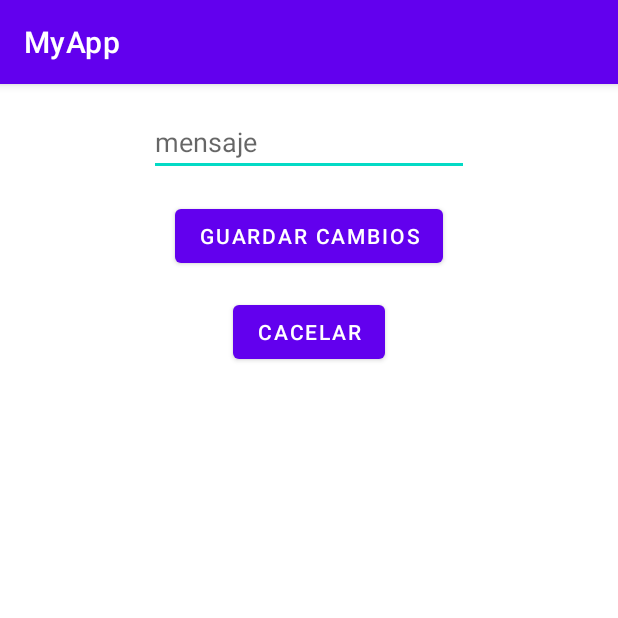
After one commit to CarlosEsp710/MyApp, an Android app: the MainActivity3 screen opened directly, with no data from a screen before it, on a phone screen of 412 x 824 dp, the top half of it. The commit adds this screen. Run offline under Robolectric (Android 15) with nearby library versions, the phone set to English and light mode, and no system bars; our stand-ins replace Volley; network calls fail.

Commit message:
Ajuste en la lista de mensajes y opción de editar

```diff
--- /dev/null
+++ b/app/src/main/java/com/example/myapp/MainActivity3.java
@@ -0,0 +1,129 @@
+package com.example.myapp;
+
+import androidx.appcompat.app.AppCompatActivity;
+
+import android.content.Intent;
+import android.content.SharedPreferences;
+import android.net.Uri;
+import android.os.Bundle;
+import android.view.View;
+import android.widget.Button;
+import android.widget.EditText;
+import android.widget.Toast;
+
+import com.android.volley.AuthFailureError;
+import com.android.volley.Request;
+import com.android.volley.RequestQueue;
+import com.android.volley.Response;
+import com.android.volley.VolleyError;
+import com.android.volley.toolbox.JsonObjectRequest;
+import com.android.volley.toolbox.Volley;
+
+import org.json.JSONObject;
+
+import java.util.HashMap;
+import java.util.Map;
+
+public class MainActivity3 extends AppCompatActivity {
+    EditText etMsgEdit;
+    Button bMod, bCancel;
+    SharedPreferences sesion;
+
+    @Override
+    protected void onCreate(Bundle savedInstanceState) {
+        super.onCreate(savedInstanceState);
+        setContentView(R.layout.activity_main3);
+        etMsgEdit = findViewById(R.id.etMsgEdit);
+        bMod = findViewById(R.id.bMod);
+        bCancel = findViewById(R.id.bCancel);
+
+        sesion = getSharedPreferences("sesion", 0);
+
+        consultar();
+
+        bMod.setOnClickListener(new View.OnClickListener() {
+            @Override
+            public void onClick(View view) {
+                guardar();
+            }
+        });
+        bCancel.setOnClickListener(new View.OnClickListener() {
+            @Override
+            public void onClick(View view) {
+                startActivity(new Intent(MainActivity3.this,MainActivity2.class));
+            }
+        });
+    }
+
+    private void consultar() {
+        String id = sesion.getString("idedit","error");
+        String url = Uri.parse(config.url + "/msgs.php")
+                .buildUpon()
+                .appendQueryParameter("id", id)
+                .build().toString();
+        JsonObjectRequest peticion = new JsonObjectRequest(Request.Method.GET, url, null,
+                new Response.Listener<JSONObject>() {
+                    @Override
+                    public void onResponse(JSONObject response) {
+                        //response trae todos los campos de la tabla (idmsg,user,msg,fecha)
+                        try {
+                            etMsgEdit.setText(response.getString("msg"));
+                        }catch (Exception e){}
+                    }
+                },
+                new Response.ErrorListener() {
+                    @Override
+                    public void onErrorResponse(VolleyError error) {
+                        Toast.makeText(MainActivity3.this, "Error en la red", Toast.LENGTH_SHORT).show();
+                    }
+                }){
+            @Override
+            public Map<String,String> getHeaders() throws AuthFailureError {
+                Map<String,String> headers = new HashMap<>();
+                headers.put("Authorization", sesion.getString("token","Error"));
+                return headers;
+            }
+        };
+        RequestQueue cola = Volley.newRequestQueue(this);
+        cola.add(peticion);
+    }
+
+    private void guardar() {
+        String id = sesion.getString("idedit","error");
+        String url = Uri.parse(config.url + "/msgs.php")
+                .buildUpon()
+                .appendQueryParameter("id", id)
+                .appendQueryParameter("msg", etMsgEdit.getText().toString())
+                .build().toString();
+        JsonObjectRequest peticion = new JsonObjectRequest(Request.Method.PUT, url, null,
+                new Response.Listener<JSONObject>() {
+                    @Override
+                    public void onResponse(JSONObject response) {
+                        //response trae modificado:si o modificado:no como un objeto JSON
+                        try {
+                            if(response.getString("modificado").compareTo("si")==0){
+                                Toast.makeText(MainActivity3.this, "Mensaje moodificado", Toast.LENGTH_SHORT).show();
+                                startActivity(new Intent(MainActivity3.this, MainActivity2.class));
+                            }else{
+                                Toast.makeText(MainActivity3.this, "Error no se pudo guardar", Toast.LENGTH_SHORT).show();
+                            }
+                        }catch (Exception e){}
+                    }
+                },
+                new Response.ErrorListener() {
+                    @Override
+                    public void onErrorResponse(VolleyError error) {
+                        Toast.makeText(MainActivity3.this, "Error en la red", Toast.LENGTH_SHORT).show();
+                    }
+                }){
+            @Override
+            public Map<String,String> getHeaders() throws AuthFailureError {
+                Map<String,String> headers = new HashMap<>();
+                headers.put("Authorization", sesion.getString("token","Error"));
+                return headers;
+            }
+        };
+        RequestQueue cola = Volley.newRequestQueue(this);
+        cola.add(peticion);
+    }
+}
--- /dev/null
+++ b/app/src/main/res/layout/activity_main3.xml
@@ -0,0 +1,40 @@
+<?xml version="1.0" encoding="utf-8"?>
+<androidx.constraintlayout.widget.ConstraintLayout xmlns:android="http://schemas.android.com/apk/res/android"
+    xmlns:app="http://schemas.android.com/apk/res-auto"
+    xmlns:tools="http://schemas.android.com/tools"
+    android:layout_width="match_parent"
+    android:layout_height="match_parent"
+    tools:context=".MainActivity3">
+
+  <EditText
+      android:id="@+id/etMsgEdit"
+      android:layout_width="wrap_content"
+      android:layout_height="wrap_content"
+      android:layout_marginTop="16dp"
+      android:ems="10"
+      android:hint="mensaje"
+      android:inputType="textPersonName"
+      app:layout_constraintEnd_toEndOf="parent"
+      app:layout_constraintStart_toStartOf="parent"
+      app:layout_constraintTop_toTopOf="parent" />
+
+  <Button
+      android:id="@+id/bMod"
+      android:layout_width="wrap_content"
+      android:layout_height="wrap_content"
+      android:layout_marginTop="16dp"
+      android:text="Guardar cambios"
+      app:layout_constraintEnd_toEndOf="parent"
+      app:layout_constraintStart_toStartOf="parent"
+      app:layout_constraintTop_toBottomOf="@+id/etMsgEdit" />
+
+  <Button
+      android:id="@+id/bCancel"
+      android:layout_width="wrap_content"
+      android:layout_height="wrap_content"
+      android:layout_marginTop="16dp"
+      android:text="Cacelar"
+      app:layout_constraintEnd_toEndOf="parent"
+      app:layout_constraintStart_toStartOf="parent"
+      app:layout_constraintTop_toBottomOf="@+id/bMod" />
+</androidx.constraintlayout.widget.ConstraintLayout>
```
Also changed, not shown: app/src/main/AndroidManifest.xml (+6 -4 lines), app/src/main/java/com/example/myapp/MainActivity2.java (+119 -29 lines), app/src/main/res/layout/activity_main2.xml (+16 -30 lines).
